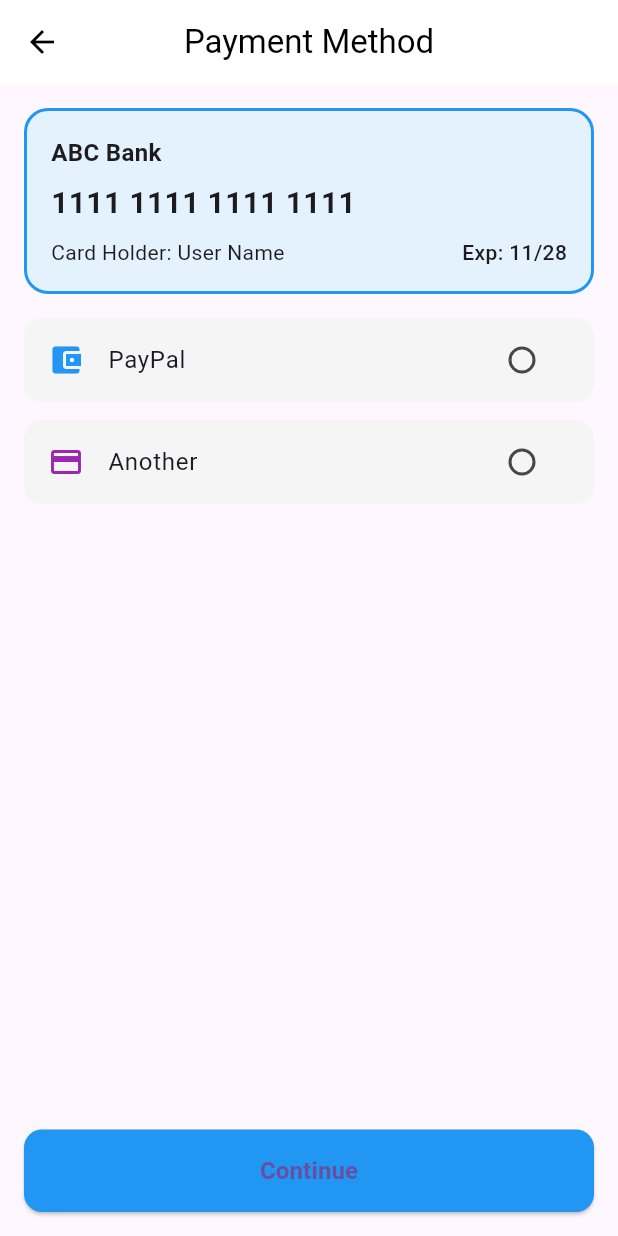
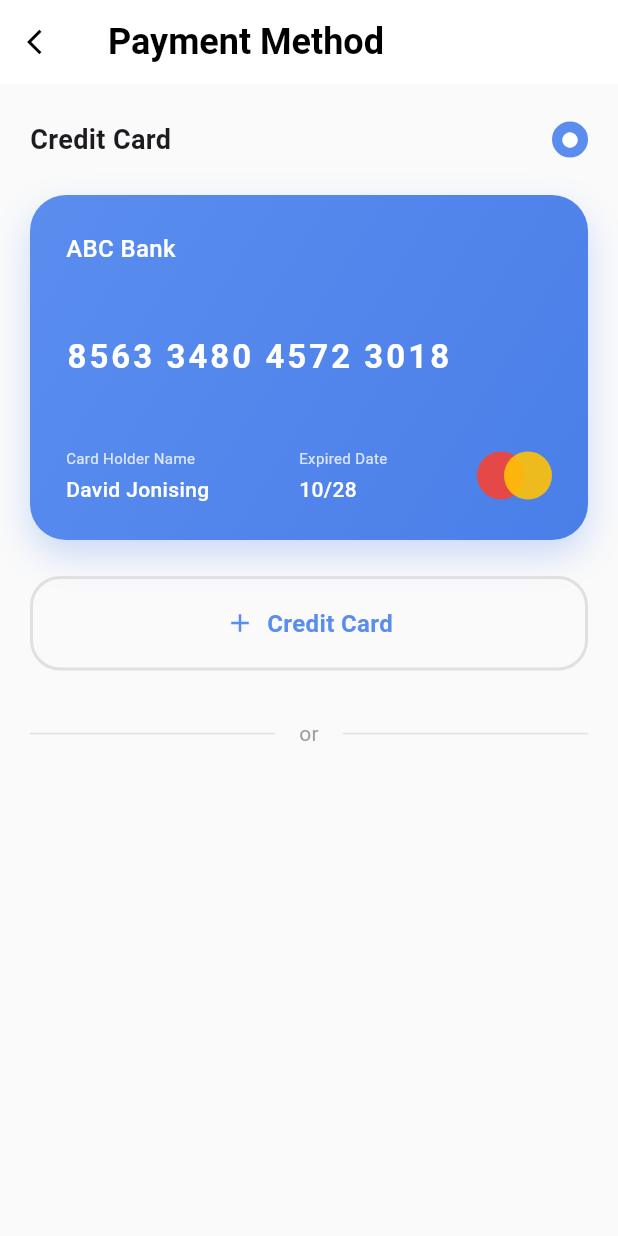
Before and after one commit to zhuravel-dev/smart_med, a Flutter app: the PaymentScreen screen opened by its route, on a phone screen of 412 x 824 dp. Run offline on Flutter 3.47's test engine with Material 3 defaults, Android fonts, the phone set to English and light mode, and no system bars; our stand-ins replace beamer, bloc, flutter_bloc, get_it.

Commit message:
working on payment screen, create payment components - cards, custom divider, lists, tiles

```diff
--- a/lib/presentation/components/appointment_card/custom_day_button.dart
+++ b/lib/presentation/components/appointment_card/custom_day_button.dart
@@ -1,5 +1,4 @@
 import 'package:flutter/material.dart';
-import 'package:intl/intl.dart';
 
 class CustomDayButton extends StatelessWidget {
   final DateTime day;
@@ -28,7 +27,8 @@ class CustomDayButton extends StatelessWidget {
           mainAxisAlignment: MainAxisAlignment.center,
           children: [
             Text(
-              DateFormat.E().format(day),
+              '',
+              //DateFormat.E().format(day),
               style: TextStyle(
                 color: isSelected ? Colors.black : Colors.black54,
                 fontWeight: FontWeight.normal,
--- a/lib/presentation/components/list_of_doctors.dart
+++ b/lib/presentation/components/list_of_doctors.dart
@@ -25,7 +25,7 @@ class ListOfDoctors extends StatelessWidget {
             onTap: () {
               Navigator.of(context).push(
                 MaterialPageRoute(
-                  builder: (_) => const CreateAppointmentScreen(),
+                  builder: (_) => CreateAppointmentScreen(doctorId: doctor.id),
                 ),
               );
             },
--- a/lib/presentation/navigation/app_router.dart
+++ b/lib/presentation/navigation/app_router.dart
@@ -1,7 +1,7 @@
 import 'package:beamer/beamer.dart';
 import 'package:flutter/material.dart';
 import 'package:smart_med/presentation/navigation/shell_screen.dart';
-import 'package:smart_med/presentation/views/account/payment_screen.dart';
+import 'package:smart_med/presentation/views/payment/payment_screen.dart';
 import 'package:smart_med/presentation/views/authentication/sign_up_screen.dart';
 import 'package:smart_med/presentation/views/authentication/sing_in_screen.dart';
 import 'package:smart_med/presentation/views/onboarding_screen.dart';
--- a/lib/presentation/views/account/account_screen.dart
+++ b/lib/presentation/views/account/account_screen.dart
@@ -4,7 +4,7 @@ import 'package:smart_med/presentation/components/account_option_tile.dart';
 import 'package:smart_med/presentation/components/profile_header.dart';
 import 'package:smart_med/presentation/cubits/user/user_cubit.dart';
 import 'package:smart_med/presentation/cubits/user/user_state.dart';
-import 'package:smart_med/presentation/views/account/payment_screen.dart';
+import 'package:smart_med/presentation/views/payment/payment_screen.dart';
 import 'package:smart_med/presentation/components/divider.dart';
 
 class AccountScreen extends StatefulWidget {
--- a/lib/presentation/views/account/payment_screen.dart
+++ /dev/null
@@ -1,197 +0,0 @@
-import 'package:flutter/material.dart';
-
-class PaymentScreen extends StatefulWidget {
-  const PaymentScreen({super.key});
-
-  @override
-  State<PaymentScreen> createState() => _PaymentScreenState();
-}
-
-class _PaymentScreenState extends State<PaymentScreen> {
-  String _selectedMethod = "card";
-
-  void _selectMethod(String method) {
-    setState(() {
-      _selectedMethod = method;
-    });
-  }
-
-  @override
-  Widget build(BuildContext context) {
-    return Scaffold(
-      appBar: _buildAppBar(),
-      body: Padding(
-        padding: const EdgeInsets.all(16.0),
-        child: Column(
-          crossAxisAlignment: CrossAxisAlignment.stretch,
-          children: [
-            _buildPaymentOptions(),
-            const Spacer(),
-            _buildContinueButton(context),
-          ],
-        ),
-      ),
-    );
-  }
-
-  AppBar _buildAppBar() {
-    return AppBar(
-      title: const Text("Payment Method"),
-      centerTitle: true,
-      backgroundColor: Colors.white,
-      foregroundColor: Colors.black,
-      elevation: 0,
-    );
-  }
-
-  Widget _buildPaymentOptions() {
-    return Column(
-      children: [
-        PaymentOptionCard(
-          isSelected: _selectedMethod == "card",
-          onTap: () => _selectMethod("card"),
-          bankName: "ABC Bank",
-          cardNumber: "1111 1111 1111 1111",
-          cardHolder: "User Name",
-          expiryDate: "11/28",
-        ),
-        const SizedBox(height: 16),
-        PaymentOptionTile(
-          value: "paypal",
-          groupValue: _selectedMethod,
-          onSelect: _selectMethod,
-          icon: Icons.account_balance_wallet,
-          iconColor: Colors.blue,
-          title: "PayPal",
-        ),
-        const SizedBox(height: 12),
-        PaymentOptionTile(
-          value: "stripe",
-          groupValue: _selectedMethod,
-          onSelect: _selectMethod,
-          icon: Icons.payment,
-          iconColor: Colors.purple,
-          title: "Another",
-        ),
-      ],
-    );
-  }
-
-  Widget _buildContinueButton(BuildContext context) {
-    return ElevatedButton(
-      style: ElevatedButton.styleFrom(
-        backgroundColor: Colors.blue,
-        shape: RoundedRectangleBorder(
-          borderRadius: BorderRadius.circular(12),
-        ),
-        padding: const EdgeInsets.symmetric(vertical: 16),
-      ),
-      onPressed: () {
-        ScaffoldMessenger.of(context).showSnackBar(
-          SnackBar(content: Text("Selected: $_selectedMethod")),
-        );
-      },
-      child: const Text(
-        "Continue",
-        style: TextStyle(fontSize: 16, fontWeight: FontWeight.bold),
-      ),
-    );
-  }
-}
-
-class PaymentOptionCard extends StatelessWidget {
-  final bool isSelected;
-  final VoidCallback onTap;
-  final String bankName;
-  final String cardNumber;
-  final String cardHolder;
-  final String expiryDate;
-
-  const PaymentOptionCard({
-    super.key,
-    required this.isSelected,
-    required this.onTap,
-    required this.bankName,
-    required this.cardNumber,
-    required this.cardHolder,
-    required this.expiryDate,
-  });
-
-  @override
-  Widget build(BuildContext context) {
-    return GestureDetector(
-      onTap: onTap,
-      child: Container(
-        decoration: BoxDecoration(
-          color: Colors.blue.shade50,
-          borderRadius: BorderRadius.circular(16),
-          border: Border.all(
-            color: isSelected ? Colors.blue : Colors.transparent,
-            width: 2,
-          ),
-        ),
-        padding: const EdgeInsets.all(16),
-        child: Column(
-          crossAxisAlignment: CrossAxisAlignment.start,
-          children: [
-            Text(bankName,
-                style: const TextStyle(
-                    fontSize: 16, fontWeight: FontWeight.w600)),
-            const SizedBox(height: 8),
-            Text(cardNumber,
-                style: const TextStyle(
-                    fontSize: 20, fontWeight: FontWeight.bold)),
-            const SizedBox(height: 8),
-            Row(
-              mainAxisAlignment: MainAxisAlignment.spaceBetween,
-              children: [
-                Text("Card Holder: $cardHolder",
-                    style: const TextStyle(fontSize: 14)),
-                Text("Exp: $expiryDate",
-                    style: const TextStyle(
-                        fontSize: 14, fontWeight: FontWeight.w500)),
-              ],
-            )
-          ],
-        ),
-      ),
-    );
-  }
-}
-
-class PaymentOptionTile extends StatelessWidget {
-  final String value;
-  final String groupValue;
-  final Function(String) onSelect;
-  final IconData icon;
-  final Color iconColor;
-  final String title;
-
-  const PaymentOptionTile({
-    super.key,
-    required this.value,
-    required this.groupValue,
-    required this.onSelect,
-    required this.icon,
-    required this.iconColor,
-    required this.title,
-  });
-
-  @override
-  Widget build(BuildContext context) {
-    return ListTile(
-      shape: RoundedRectangleBorder(
-        borderRadius: BorderRadius.circular(12),
-      ),
-      tileColor: Colors.grey.shade100,
-      leading: Icon(icon, color: iconColor),
-      title: Text(title),
-      trailing: Radio(
-        value: value,
-        groupValue: groupValue,
-        onChanged: (val) => onSelect(val.toString()),
-      ),
-      onTap: () => onSelect(value),
-    );
-  }
-}
--- a/lib/presentation/views/create_appointment_screen.dart
+++ b/lib/presentation/views/create_appointment_screen.dart
@@ -4,7 +4,12 @@ import 'package:smart_med/presentation/components/custom_back_button.dart';
 import 'package:smart_med/presentation/components/send_message_item.dart';
 
 class CreateAppointmentScreen extends StatelessWidget {
-  const CreateAppointmentScreen({super.key});
+  final int doctorId;
+
+  const CreateAppointmentScreen({
+    super.key,
+    required this.doctorId,
+  });
 
   @override
   Widget build(BuildContext context) {
@@ -12,10 +17,9 @@ class CreateAppointmentScreen extends StatelessWidget {
       extendBodyBehindAppBar: true,
       body: Stack(
         children: [
-
           Positioned.fill(
             child: Image.asset(
-              'assets/images/doctors/1.jpg',
+              'assets/images/doctors/$doctorId.jpg',
               fit: BoxFit.cover,
             ),
           ),
--- /dev/null
+++ b/lib/presentation/views/payment/credit_card_divider.dart
@@ -0,0 +1,35 @@
+import 'package:flutter/material.dart';
+
+class CreditCardDivider extends StatelessWidget {
+  final String text;
+  final Color lineColor;
+  final Color textColor;
+  final double fontSize;
+  final double horizontalPadding;
+
+  const CreditCardDivider({
+    super.key,
+    this.text = 'or',
+    this.lineColor = const Color(0xFFE0E0E0),
+    this.textColor = const Color(0xFF9E9E9E),
+    this.fontSize = 14,
+    this.horizontalPadding = 16,
+  });
+
+  @override
+  Widget build(BuildContext context) {
+    return Row(
+      children: [
+        Expanded(child: Container(height: 1, color: lineColor)),
+        Padding(
+          padding: EdgeInsets.symmetric(horizontal: horizontalPadding),
+          child: Text(
+            text,
+            style: TextStyle(color: textColor, fontSize: fontSize),
+          ),
+        ),
+        Expanded(child: Container(height: 1, color: lineColor)),
+      ],
+    );
+  }
+}
--- /dev/null
+++ b/lib/presentation/views/payment/payment_card.dart
@@ -0,0 +1,148 @@
+import 'package:flutter/material.dart';
+
+class CreditCardWidget extends StatelessWidget {
+  final String bankName;
+  final String cardNumber;
+  final String cardHolderName;
+  final String expiryDate;
+  final List<Color> gradientColors;
+
+  const CreditCardWidget({
+    super.key,
+    required this.bankName,
+    required this.cardNumber,
+    required this.cardHolderName,
+    required this.expiryDate,
+    this.gradientColors = const [Color(0xFF5B8DEF), Color(0xFF4A7FE8)],
+  });
+
+  @override
+  Widget build(BuildContext context) {
+    return Container(
+      height: 230,
+      decoration: BoxDecoration(
+        gradient: LinearGradient(
+          begin: Alignment.topLeft,
+          end: Alignment.bottomRight,
+          colors: gradientColors,
+        ),
+        borderRadius: BorderRadius.circular(24),
+        boxShadow: [
+          BoxShadow(
+            color: gradientColors[0].withOpacity(0.3),
+            blurRadius: 20,
+            offset: const Offset(0, 10),
+          ),
+        ],
+      ),
+      padding: const EdgeInsets.all(24),
+      child: Column(
+        crossAxisAlignment: CrossAxisAlignment.start,
+        mainAxisAlignment: MainAxisAlignment.spaceBetween,
+        children: [
+          Text(
+            bankName,
+            style: const TextStyle(color: Colors.white, fontSize: 16, fontWeight: FontWeight.w500),
+          ),
+
+          Text(
+            _formatCardNumber(cardNumber),
+            style: const TextStyle(
+              color: Colors.white,
+              fontSize: 22,
+              fontWeight: FontWeight.w600,
+              letterSpacing: 2,
+            ),
+          ),
+
+          Row(
+            mainAxisAlignment: MainAxisAlignment.spaceBetween,
+            children: [
+              Column(
+                crossAxisAlignment: CrossAxisAlignment.start,
+                children: [
+                  Text(
+                    'Card Holder Name',
+                    style: TextStyle(color: Colors.white.withOpacity(0.8), fontSize: 10),
+                  ),
+                  const SizedBox(height: 4),
+                  Text(
+                    cardHolderName,
+                    style: const TextStyle(
+                      color: Colors.white,
+                      fontSize: 14,
+                      fontWeight: FontWeight.w500,
+                    ),
+                  ),
+                ],
+              ),
+
+              Column(
+                crossAxisAlignment: CrossAxisAlignment.start,
+                children: [
+                  Text(
+                    'Expired Date',
+                    style: TextStyle(color: Colors.white.withOpacity(0.8), fontSize: 10),
+                  ),
+                  const SizedBox(height: 4),
+                  Text(
+                    expiryDate,
+                    style: const TextStyle(
+                      color: Colors.white,
+                      fontSize: 14,
+                      fontWeight: FontWeight.w500,
+                    ),
+                  ),
+                ],
+              ),
+
+              _buildMastercardLogo(),
+            ],
+          ),
+        ],
+      ),
+    );
+  }
+
+  String _formatCardNumber(String number) {
+    String cleaned = number.replaceAll(' ', '');
+    String formatted = '';
+    for (int i = 0; i < cleaned.length; i++) {
+      if (i > 0 && i % 4 == 0) {
+        formatted += ' ';
+      }
+      formatted += cleaned[i];
+    }
+    return formatted;
+  }
+
+  Widget _buildMastercardLogo() {
+    return SizedBox(
+      width: 50,
+      height: 32,
+      child: Stack(
+        children: [
+          Positioned(
+            left: 0,
+            child: Container(
+              width: 32,
+              height: 32,
+              decoration: BoxDecoration(color: Colors.red.withOpacity(0.9), shape: BoxShape.circle),
+            ),
+          ),
+          Positioned(
+            left: 18,
+            child: Container(
+              width: 32,
+              height: 32,
+              decoration: BoxDecoration(
+                color: Colors.amber.withOpacity(0.9),
+                shape: BoxShape.circle,
+              ),
+            ),
+          ),
+        ],
+      ),
+    );
+  }
+}
--- /dev/null
+++ b/lib/presentation/views/payment/payment_option_tile.dart
@@ -0,0 +1,65 @@
+import 'package:flutter/material.dart';
+
+class PaymentOptionTile extends StatelessWidget {
+  final String icon;
+  final Color iconColor;
+  final String title;
+  final bool isSelected;
+  final VoidCallback onTap;
+
+  const PaymentOptionTile({
+    super.key,
+    required this.icon,
+    required this.iconColor,
+    required this.title,
+    required this.isSelected,
+    required this.onTap,
+  });
+
+  @override
+  Widget build(BuildContext context) {
+    return InkWell(
+      onTap: onTap,
+      borderRadius: BorderRadius.circular(20),
+      child: Container(
+        padding: const EdgeInsets.all(16),
+        decoration: BoxDecoration(color: Colors.grey[100], borderRadius: BorderRadius.circular(20)),
+        child: Row(
+          children: [
+            Container(
+              width: 56,
+              height: 56,
+              decoration: BoxDecoration(color: iconColor, borderRadius: BorderRadius.circular(16)),
+              child: Center(
+                child: Text(
+                  icon,
+                  style: const TextStyle(
+                    color: Colors.white,
+                    fontSize: 28,
+                    fontWeight: FontWeight.bold,
+                  ),
+                ),
+              ),
+            ),
+            const SizedBox(width: 16),
+            Expanded(
+              child: Text(title, style: const TextStyle(fontSize: 18, fontWeight: FontWeight.w600)),
+            ),
+            Container(
+              width: 24,
+              height: 24,
+              decoration: BoxDecoration(
+                shape: BoxShape.circle,
+                border: Border.all(color: isSelected ? iconColor : Colors.grey[400]!, width: 2),
+                color: isSelected ? iconColor : Colors.transparent,
+              ),
+              child: isSelected
+                  ? const Center(child: Icon(Icons.circle, color: Colors.white, size: 12))
+                  : null,
+            ),
+          ],
+        ),
+      ),
+    );
+  }
+}
--- /dev/null
+++ b/lib/presentation/views/payment/payment_options_list.dart
@@ -0,0 +1,47 @@
+import 'package:flutter/material.dart';
+import 'payment_option_tile.dart';
+
+class PaymentOptionsList extends StatelessWidget {
+  final String selectedPayment;
+  final Function(String) onSelectPayment;
+
+  const PaymentOptionsList({
+    super.key,
+    required this.selectedPayment,
+    required this.onSelectPayment,
+  });
+
+  final List<Map<String, dynamic>> _options = const [
+    {
+      'id': 'paypal',
+      'icon': 'P',
+      'iconColor': Color(0xFF003087),
+      'title': 'PayPal',
+    },
+    {
+      'id': 'stripe',
+      'icon': 'S',
+      'iconColor': Color(0xFF635BFF),
+      'title': 'Stripe',
+    },
+  ];
+
+  @override
+  Widget build(BuildContext context) {
+    return Column(
+      crossAxisAlignment: CrossAxisAlignment.stretch,
+      children: _options.map(
+            (option) => Padding(
+          padding: const EdgeInsets.only(bottom: 16),
+          child: PaymentOptionTile(
+            icon: option['icon'],
+            iconColor: option['iconColor'],
+            title: option['title'],
+            isSelected: selectedPayment == option['id'],
+            onTap: () => onSelectPayment(option['id']),
+          ),
+        ),
+      ).toList(),
+    );
+  }
+}
--- /dev/null
+++ b/lib/presentation/views/payment/payment_screen.dart
@@ -0,0 +1,131 @@
+import 'package:flutter/material.dart';
+import 'package:smart_med/presentation/views/payment/payment_card.dart';
+import 'package:smart_med/presentation/views/payment/payment_options_list.dart';
+import 'credit_card_divider.dart';
+
+class PaymentScreen extends StatefulWidget {
+  const PaymentScreen({super.key});
+
+  @override
+  State<PaymentScreen> createState() => _PaymentScreenState();
+}
+
+class _PaymentScreenState extends State<PaymentScreen> {
+  String selectedPayment = 'credit_card';
+
+  @override
+  Widget build(BuildContext context) {
+    final screenWidth = MediaQuery.of(context).size.width;
+
+    return Scaffold(
+      backgroundColor: Colors.grey[50],
+      appBar: AppBar(
+        backgroundColor: Colors.white,
+        elevation: 0,
+        leading: IconButton(
+          icon: const Icon(Icons.arrow_back_ios, color: Colors.black, size: 20),
+          onPressed: () => Navigator.pop(context),
+        ),
+        title: const Text(
+          'Payment Method',
+          style: TextStyle(
+            color: Colors.black,
+            fontSize: 24,
+            fontWeight: FontWeight.bold,
+          ),
+        ),
+        centerTitle: false,
+      ),
+      body: SingleChildScrollView(
+        padding: const EdgeInsets.symmetric(vertical: 24, horizontal: 20),
+        child: Column(
+          crossAxisAlignment: CrossAxisAlignment.stretch,
+          children: [
+            Row(
+              mainAxisAlignment: MainAxisAlignment.spaceBetween,
+              children: [
+                const Text(
+                  'Credit Card',
+                  style: TextStyle(
+                    fontSize: 18,
+                    fontWeight: FontWeight.w600,
+                  ),
+                ),
+                Container(
+                  width: 24,
+                  height: 24,
+                  decoration: BoxDecoration(
+                    shape: BoxShape.circle,
+                    color: selectedPayment == 'credit_card'
+                        ? const Color(0xFF5B8DEF)
+                        : Colors.transparent,
+                    border: Border.all(
+                      color: selectedPayment == 'credit_card'
+                          ? const Color(0xFF5B8DEF)
+                          : Colors.grey,
+                      width: 2,
+                    ),
+                  ),
+                  child: selectedPayment == 'credit_card'
+                      ? const Center(
+                    child: Icon(
+                      Icons.circle,
+                      color: Colors.white,
+                      size: 12,
+                    ),
+                  )
+                      : null,
+                ),
+              ],
+            ),
+            const SizedBox(height: 24),
+
+            CreditCardWidget(
+              bankName: 'ABC Bank',
+              cardNumber: '8563348045723018',
+              cardHolderName: 'David Jonising',
+              expiryDate: '10/28',
+              gradientColors: const [Color(0xFF5B8DEF), Color(0xFF4A7FE8)],
+            ),
+            const SizedBox(height: 24),
+
+            InkWell(
+              onTap: () {},
+              borderRadius: BorderRadius.circular(20),
+              child: Container(
+                padding: const EdgeInsets.symmetric(vertical: 18),
+                decoration: BoxDecoration(
+                  border: Border.all(
+                    color: Colors.grey[300]!,
+                    width: 2,
+                  ),
+                  borderRadius: BorderRadius.circular(20),
+                  color: Colors.transparent,
+                ),
+                child: const Row(
+                  mainAxisAlignment: MainAxisAlignment.center,
+                  children: [
+                    Icon(Icons.add, color: Color(0xFF5B8DEF), size: 20),
+                    SizedBox(width: 8),
+                    Text(
+                      'Credit Card',
+                      style: TextStyle(
+                        color: Color(0xFF5B8DEF),
+                        fontSize: 16,
+                        fontWeight: FontWeight.w600,
+                      ),
+                    ),
+                  ],
+                ),
+              ),
+            ),
+            const SizedBox(height: 32),
+            CreditCardDivider(),
+            const SizedBox(height: 32),
+
+          ],
+        ),
+      ),
+    );
+  }
+}
--- a/pubspec.yaml
+++ b/pubspec.yaml
@@ -60,9 +60,9 @@ flutter:
   uses-material-design: true
 
   # To add assets to your application, add an assets section, like this:
-  # assets:
-  #   - images/a_dot_burr.jpeg
-  #   - images/a_dot_ham.jpeg
+  assets:
+    - assets/images/
+    - assets/images/doctors/
 
   # An image asset can refer to one or more resolution-specific "variants", see
   # https://flutter.dev/to/resolution-aware-images
```
